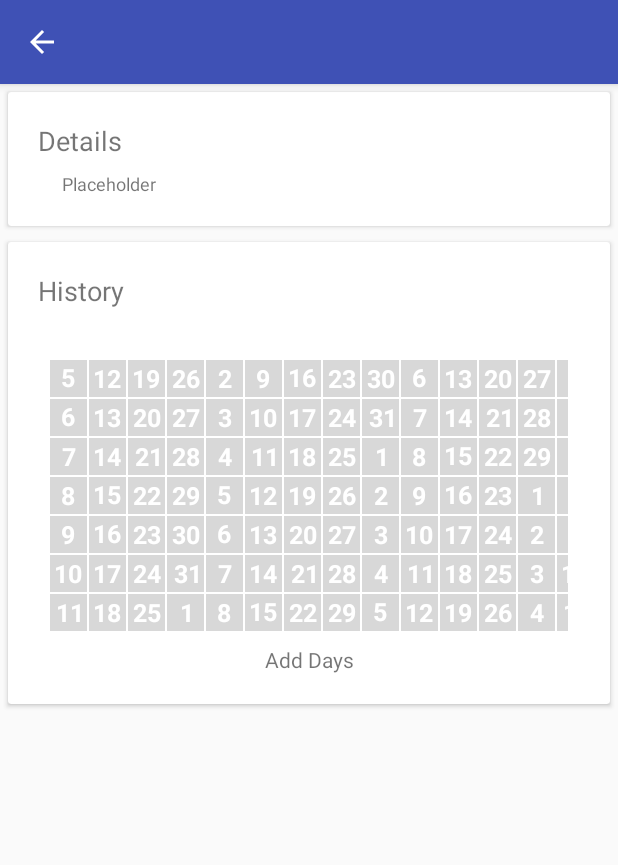
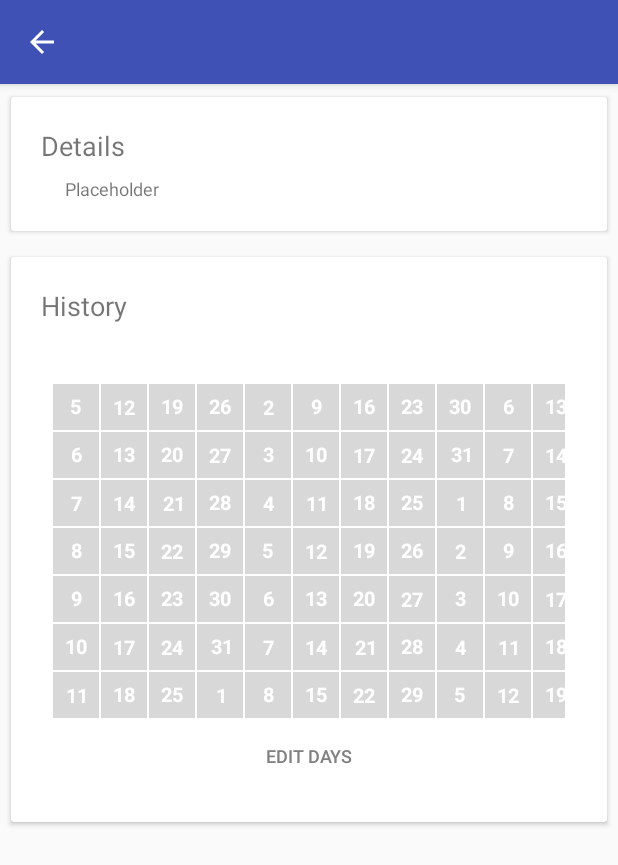
Before and after one commit to WhaleMentalist/HabitTracker, an Android app: the HabitDetailsActivity screen opened directly, with no data from a screen before it, on a phone screen of 412 x 824 dp. Shown: the top 865 px of the screen. Run offline under Robolectric (Android 15) with nearby library versions, the phone set to English and light mode, and no system bars; our stand-ins replace Room's generated code.

Commit message:
Added button habit details that will eventually allow user to edit repetition days. Need to figure out a way to implement a larger version of present view.

```diff
--- a/app/src/main/java/us/spencer/habittracker/custom/BoxedText.java
+++ b/app/src/main/java/us/spencer/habittracker/custom/BoxedText.java
@@ -15,7 +15,7 @@ import us.spencer.habittracker.R;
 
 public class BoxedText extends View {
 
-    private static final String DAY_OF_MONTH_REGEX = "DD";
+    private static final String DAY_OF_MONTH_REGEX = "DDD";
 
     private static final float DEFAULT_TEXT_SIZE = 15.0f;
 
@@ -102,7 +102,7 @@ public class BoxedText extends View {
     @Override
     protected void onMeasure(int widthMeasureSpec, int heightMeasureSpec) {
         mNumberPaint.getTextBounds(DAY_OF_MONTH_REGEX, 0,
-                DAY_OF_MONTH_REGEX.length(), r); /* Displays only days of month */
+                DAY_OF_MONTH_REGEX.length(), r); /* Displays only days of month, which is 2 characters long at most */
 
         int contentWidth = (int) ((r.width() + mMargin) * 1.2);
         int w = resolveSize(contentWidth + getPaddingLeft() + getPaddingRight(),
@@ -144,4 +144,9 @@ public class BoxedText extends View {
     public void setBoxColor(int color) {
         mBoxPaint.setColor(color);
     }
+
+    public void setTextSize(float textSize) {
+        mTextSize = textSize;
+        mNumberPaint.setTextSize(mTextSize);
+    }
 }
--- a/app/src/main/java/us/spencer/habittracker/custom/CustomRecyclerView.java
+++ b/app/src/main/java/us/spencer/habittracker/custom/CustomRecyclerView.java
@@ -26,7 +26,7 @@ public class CustomRecyclerView extends RecyclerView {
 
     @Override
     public boolean fling(int velocityX, int velocityY) {
-        velocityX *= 0.3;
+        velocityX *= 0.4;
         return super.fling(velocityX, velocityY);
     }
 }
--- a/app/src/main/java/us/spencer/habittracker/habitdetails/view/HabitCalendarAdapter.java
+++ b/app/src/main/java/us/spencer/habittracker/habitdetails/HabitCalendarAdapter.java
@@ -1,4 +1,4 @@
-package us.spencer.habittracker.habitdetails.view;
+package us.spencer.habittracker.habitdetails;
 
 import android.graphics.Color;
 import android.support.v7.widget.RecyclerView;
@@ -8,6 +8,7 @@ import android.view.ViewGroup;
 
 import us.spencer.habittracker.custom.BoxedText;
 import us.spencer.habittracker.R;
+import us.spencer.habittracker.model.HabitCalendar;
 import us.spencer.habittracker.model.HabitRepetitions;
 import us.spencer.habittracker.model.TimeStamp;
 import us.spencer.habittracker.utility.DateUtils;
@@ -24,13 +25,18 @@ public class HabitCalendarAdapter extends RecyclerView.Adapter<RecyclerView.View
 
     private static final int ITEM_VALUE = 1;
 
+    private float mTextSize;
+
     private HabitCalendar mHabitCalendar;
 
     /**
      * Initialize adapter with blank slate. Basically, a {@link HabitRepetitions} with no completed
      * days and no attachment to a real {@link us.spencer.habittracker.model.Habit}
+     *
+     * @param textSize  the size of the text in the calendar view
      */
-    HabitCalendarAdapter() {
+    public HabitCalendarAdapter(float textSize) {
+        mTextSize = textSize;
         mHabitCalendar = new HabitCalendar();
     }
 
@@ -40,12 +46,12 @@ public class HabitCalendarAdapter extends RecyclerView.Adapter<RecyclerView.View
         if(viewType == HEADER_VALUE) { /* Header type */
             View itemView = LayoutInflater.from(viewGroup.getContext())
                     .inflate(R.layout.header_habit_calendar, viewGroup, false);
-            viewHolder =  new MonthViewHolder(itemView);
+            viewHolder =  new MonthViewHolder(itemView, mTextSize);
         }
         else {
             View itemView = LayoutInflater.from(viewGroup.getContext())
                     .inflate(R.layout.item_habit_calendar, viewGroup, false);
-            viewHolder =  new DayOfMonthViewHolder(itemView);
+            viewHolder =  new DayOfMonthViewHolder(itemView, mTextSize);
         }
 
         return viewHolder;
@@ -58,19 +64,19 @@ public class HabitCalendarAdapter extends RecyclerView.Adapter<RecyclerView.View
             DayOfMonthViewHolder dayOfMonthViewHolder = (DayOfMonthViewHolder) viewHolder;
             boolean isComplete = mHabitCalendar.isCompleteAt(i);
 
-            dayOfMonthViewHolder.mCalendarDayTextView.setText(DateUtils
+            dayOfMonthViewHolder.mCalendarDay.setText(DateUtils
                     .getDayOfMonthAsString(timeStamp.getDateTime().getDayOfMonth()));
 
             if(isComplete) {
-                dayOfMonthViewHolder.mCalendarDayTextView.setBoxColor(COMPLETE_DAY_COLOR);
+                dayOfMonthViewHolder.mCalendarDay.setBoxColor(COMPLETE_DAY_COLOR);
             }
             else {
-                dayOfMonthViewHolder.mCalendarDayTextView.setBoxColor(INCOMPLETE_DAY_COLOR);
+                dayOfMonthViewHolder.mCalendarDay.setBoxColor(INCOMPLETE_DAY_COLOR);
             }
         }
         else {
             MonthViewHolder monthViewHolder = (MonthViewHolder) viewHolder;
-            monthViewHolder.mCalendarMonthTextView.setText(mHabitCalendar.getHeaderAt(i));
+            monthViewHolder.mCalendarMonth.setText(mHabitCalendar.getHeaderAt(i));
         }
     }
 
@@ -104,7 +110,7 @@ public class HabitCalendarAdapter extends RecyclerView.Adapter<RecyclerView.View
      *                  represented and used by adapter for
      *              recycler view.
      */
-    void replaceData(HabitRepetitions habit) {
+    public void replaceData(HabitRepetitions habit) {
         setData(habit);
         notifyDataSetChanged();
     }
@@ -121,21 +127,23 @@ public class HabitCalendarAdapter extends RecyclerView.Adapter<RecyclerView.View
 
     private static class DayOfMonthViewHolder extends RecyclerView.ViewHolder {
 
-        private BoxedText mCalendarDayTextView;
+        private BoxedText mCalendarDay;
 
-        private DayOfMonthViewHolder(View itemView) {
+        private DayOfMonthViewHolder(View itemView, float textSize) {
             super(itemView);
-            mCalendarDayTextView = itemView.findViewById(R.id.day_of_month_bn);
+            mCalendarDay = itemView.findViewById(R.id.day_of_month_bn);
+            mCalendarDay.setTextSize(textSize);
         }
     }
 
     private static class MonthViewHolder extends RecyclerView.ViewHolder {
 
-        private BoxedText mCalendarMonthTextView;
+        private BoxedText mCalendarMonth;
 
-        private MonthViewHolder(View itemView) {
+        private MonthViewHolder(View itemView, float textSize) {
             super(itemView);
-            mCalendarMonthTextView = itemView.findViewById(R.id.month_of_year_bn);
+            mCalendarMonth = itemView.findViewById(R.id.month_of_year_bn);
+            mCalendarMonth.setTextSize(textSize * 0.75f);
         }
     }
 }
--- a/app/src/main/java/us/spencer/habittracker/habitdetails/HabitDetailsContract.java
+++ b/app/src/main/java/us/spencer/habittracker/habitdetails/HabitDetailsContract.java
@@ -12,7 +12,9 @@ public interface HabitDetailsContract {
 
     interface DetailsFragmentView extends BaseView<Presenter> {
 
-        void showHistory(HabitRepetitions habit);
+        void showHabitDetails(HabitRepetitions habit);
+
+        void showAddDaysDialog();
 
         boolean isActive();
     }
--- a/app/src/main/java/us/spencer/habittracker/habitdetails/HabitDetailsPresenter.java
+++ b/app/src/main/java/us/spencer/habittracker/habitdetails/HabitDetailsPresenter.java
@@ -37,7 +37,7 @@ public class HabitDetailsPresenter implements HabitDetailsContract.Presenter, Ha
      * @param habit the loaded {@link HabitRepetitions} from data source
      */
     public void loadHabit(HabitRepetitions habit) {
-        mHabitDetailsView.showHistory(habit);
+        mHabitDetailsView.showHabitDetails(habit);
     }
 
     @Override
--- a/app/src/main/java/us/spencer/habittracker/habitdetails/view/HabitDetailsFragment.java
+++ b/app/src/main/java/us/spencer/habittracker/habitdetails/view/HabitDetailsFragment.java
@@ -4,16 +4,18 @@ import android.app.Fragment;
 import android.os.Bundle;
 import android.support.annotation.Nullable;
 import android.support.v7.widget.GridLayoutManager;
-import android.support.v7.widget.RecyclerView;
 import android.view.LayoutInflater;
 import android.view.View;
 import android.view.ViewGroup;
+import android.widget.Button;
 import android.widget.GridLayout;
 import android.widget.TextView;
 
 import us.spencer.habittracker.R;
 import us.spencer.habittracker.custom.CustomRecyclerView;
+import us.spencer.habittracker.habitdetails.HabitCalendarAdapter;
 import us.spencer.habittracker.habitdetails.HabitDetailsContract;
+import us.spencer.habittracker.model.HabitCalendar;
 import us.spencer.habittracker.model.HabitRepetitions;
 
 /**
@@ -51,9 +53,17 @@ public class HabitDetailsFragment extends Fragment implements HabitDetailsContra
                 HabitCalendar.NUMBER_ITEMS_PER_COLUMN,
                 GridLayout.HORIZONTAL, false));
         rv.setHasFixedSize(true);
-        mAdapter = new HabitCalendarAdapter();
+        mAdapter = new HabitCalendarAdapter(20.0f);
         rv.setAdapter(mAdapter);
         mHabitDesc = root.findViewById(R.id.habit_desc_tv);
+        Button mAddDays = root.findViewById(R.id.add_days_btn);
+        mAddDays.setOnClickListener(new View.OnClickListener() {
+
+            @Override
+            public void onClick(View view) {
+                showAddDaysDialog();
+            }
+        });
         return root;
     }
 
@@ -63,14 +73,22 @@ public class HabitDetailsFragment extends Fragment implements HabitDetailsContra
     }
 
     @Override
+    public void showHabitDetails(HabitRepetitions habitRepetitions) {
+        if(isActive()) {
+            mHabitDesc.setText(habitRepetitions.getHabit().getDescription()); /* Additional information to display */
+            mAdapter.replaceData(habitRepetitions); /* Add repetition data to adapter for rendering */
+        }
+    }
+
+    @Override
+    public void showAddDaysDialog() {
+
+    }
+
+    @Override
     public boolean isActive() {
         return isAdded();
     }
 
-    public void showHistory(HabitRepetitions habitRepetitions) {
-        if(isActive()) {
-            mHabitDesc.setText(habitRepetitions.getHabit().getDescription());
-            mAdapter.replaceData(habitRepetitions);
-        }
-    }
+
 }
--- a/app/src/main/java/us/spencer/habittracker/habitdetails/view/HabitCalendar.java
+++ b/app/src/main/java/us/spencer/habittracker/model/HabitCalendar.java
@@ -1,4 +1,4 @@
-package us.spencer.habittracker.habitdetails.view;
+package us.spencer.habittracker.model;
 
 import android.util.SparseArray;
 import android.util.SparseBooleanArray;
@@ -8,10 +8,6 @@ import org.joda.time.DateTime;
 import java.util.List;
 import java.util.Set;
 
-import us.spencer.habittracker.model.Habit;
-import us.spencer.habittracker.model.HabitRepetitions;
-import us.spencer.habittracker.model.Repetition;
-import us.spencer.habittracker.model.TimeStamp;
 import us.spencer.habittracker.utility.DateUtils;
 
 /**
@@ -19,7 +15,7 @@ import us.spencer.habittracker.utility.DateUtils;
  * map them to a gridded calendar implementation in the
  * view.
  */
-class HabitCalendar {
+public class HabitCalendar {
 
     /**
      * For now, app will only display data from up to one
@@ -36,7 +32,7 @@ class HabitCalendar {
     /**
      * Number of items per column in the grid
      */
-    static final int NUMBER_ITEMS_PER_COLUMN = 8;
+    public static final int NUMBER_ITEMS_PER_COLUMN = 8;
 
     /**
      * Holds the calendar days data for the 'RecyclerView'...
@@ -70,7 +66,7 @@ class HabitCalendar {
      * to any habit (hence the null assignment) and initializes
      * data
      */
-    HabitCalendar() {
+    public HabitCalendar() {
         mHabit = null;
         mIsComplete = new SparseBooleanArray();
         mHeaders = new SparseArray<>();
@@ -84,7 +80,7 @@ class HabitCalendar {
      *              data necessary to construct mappings to the calendar
      *             that mark the day the repetitions occurred
      */
-    HabitCalendar(HabitRepetitions habitRepetitions) {
+    public HabitCalendar(HabitRepetitions habitRepetitions) {
         long habitId;
         int currentMonth, index = 0;
         int previousMonth = 0;
@@ -123,7 +119,7 @@ class HabitCalendar {
      *
      * @return  the {@link TimeStamp} at the specified position
      */
-    TimeStamp getCalendarItemAt(int position) {
+    public TimeStamp getCalendarItemAt(int position) {
         return mCalendar.get(position - (position / NUMBER_ITEMS_PER_COLUMN) - 1);
     }
 
@@ -143,7 +139,7 @@ class HabitCalendar {
      *
      * @return  total number of items in model
      */
-    int getSize() {
+    public int getSize() {
         return mCalendar.size() + getNumberHeaders();
     }
 
@@ -155,7 +151,7 @@ class HabitCalendar {
      * @param position  the position not accounting for the headers
      * @return  the result of whether the day was complete
      */
-    boolean isCompleteAt(int position) {
+    public boolean isCompleteAt(int position) {
         return mIsComplete.get(position - (position / NUMBER_ITEMS_PER_COLUMN) - 1,
                 false);
     }
@@ -166,7 +162,7 @@ class HabitCalendar {
      * @param position  the position to retrieve header value
      * @return  the value of header as String
      */
-    String getHeaderAt(int position) {
+    public String getHeaderAt(int position) {
         return mHeaders.get(position, "");
     }
 }
--- a/app/src/main/res/layout/fragment_habit_details.xml
+++ b/app/src/main/res/layout/fragment_habit_details.xml
@@ -1,16 +1,17 @@
 <?xml version="1.0" encoding="utf-8"?>
 <LinearLayout xmlns:android="http://schemas.android.com/apk/res/android"
     xmlns:app="http://schemas.android.com/apk/res-auto"
-    xmlns:tools="http://schemas.android.com/tools"
+    android:layout_width="match_parent"
     android:layout_height="match_parent"
-    android:layout_width="match_parent"
     android:orientation="vertical">
 
     <android.support.v7.widget.CardView
         android:id="@+id/habit_details_information_frag"
         android:layout_width="match_parent"
         android:layout_height="wrap_content"
-        android:layout_margin="5dp">
+        android:layout_margin="5dp"
+        app:cardUseCompatPadding="true"
+        app:cardPreventCornerOverlap="false" >
 
         <android.support.constraint.ConstraintLayout
             android:layout_width="match_parent"
@@ -48,7 +49,9 @@
         android:id="@+id/habit_details_calendar_frag"
         android:layout_width="match_parent"
         android:layout_height="wrap_content"
-        android:layout_margin="5dp">
+        android:layout_margin="5dp"
+        app:cardUseCompatPadding="true"
+        app:cardPreventCornerOverlap="false" >
 
         <android.support.constraint.ConstraintLayout
             android:layout_width="match_parent"
@@ -75,22 +78,23 @@
                 android:clipChildren="false"
                 android:clipToPadding="false"
                 app:layout_constraintEnd_toEndOf="parent"
-                app:layout_constraintHorizontal_bias="0.512"
+                app:layout_constraintHorizontal_bias="0.195"
                 app:layout_constraintLeft_toLeftOf="parent"
                 app:layout_constraintRight_toRightOf="parent"
                 app:layout_constraintStart_toStartOf="parent"
                 app:layout_constraintTop_toBottomOf="@+id/history_tv" />
 
-            <TextView
-                android:id="@+id/add_days_tv"
+            <Button
+                android:id="@+id/add_days_btn"
+                style="@style/Widget.AppCompat.Button.Borderless"
                 android:layout_width="wrap_content"
                 android:layout_height="wrap_content"
-                android:layout_marginEnd="8dp"
-                android:layout_marginStart="8dp"
-                android:layout_marginTop="8dp"
-                android:text="@string/add_days_text"
-                app:layout_constraintBottom_toBottomOf="parent"
+                android:text="@string/edit_days_text"
+                android:textSize="12sp"
+                android:textColor="#808080"
                 app:layout_constraintEnd_toEndOf="parent"
+                app:layout_constraintLeft_toLeftOf="parent"
+                app:layout_constraintRight_toRightOf="parent"
                 app:layout_constraintStart_toStartOf="parent"
                 app:layout_constraintTop_toBottomOf="@+id/habit_calendar_rv" />
 
--- a/app/src/main/res/layout/header_habit_calendar.xml
+++ b/app/src/main/res/layout/header_habit_calendar.xml
@@ -5,7 +5,6 @@
     android:id="@+id/month_of_year_bn"
     android:layout_width="wrap_content"
     android:layout_height="wrap_content"
-    app:bn_text_size="15.0"
     app:bn_text_bold="true"
     app:bn_text_color="@color/dark_gray"
     app:bn_box_color="@color/white" />
--- a/app/src/main/res/layout/item_habit.xml
+++ b/app/src/main/res/layout/item_habit.xml
@@ -6,7 +6,7 @@
     android:layout_height="wrap_content"
     app:cardCornerRadius="10dp"
     app:cardElevation="1dp"
-    app:cardUseCompatPadding="true">
+    app:cardUseCompatPadding="true" >
 
     <android.support.constraint.ConstraintLayout
         android:layout_width="match_parent"
--- a/app/src/main/res/layout/item_habit_calendar.xml
+++ b/app/src/main/res/layout/item_habit_calendar.xml
@@ -5,7 +5,6 @@
     android:id="@+id/day_of_month_bn"
     android:layout_width="wrap_content"
     android:layout_height="wrap_content"
-    app:bn_text_size="25.0"
     app:bn_text_bold="true"
     app:bn_text_color="@color/white"
     app:bn_box_color="@color/light_gray" />
--- a/app/src/main/res/values/strings.xml
+++ b/app/src/main/res/values/strings.xml
@@ -35,6 +35,6 @@
     <!-- Habit details -->
     <string name="history_text">History</string>
     <string name="details_text">Details</string>
-    <string name="add_days_text">Add Days</string>
+    <string name="edit_days_text">Edit Days</string>
 
 </resources>
```
Lines whose indentation alone changed are shown as unchanged.
